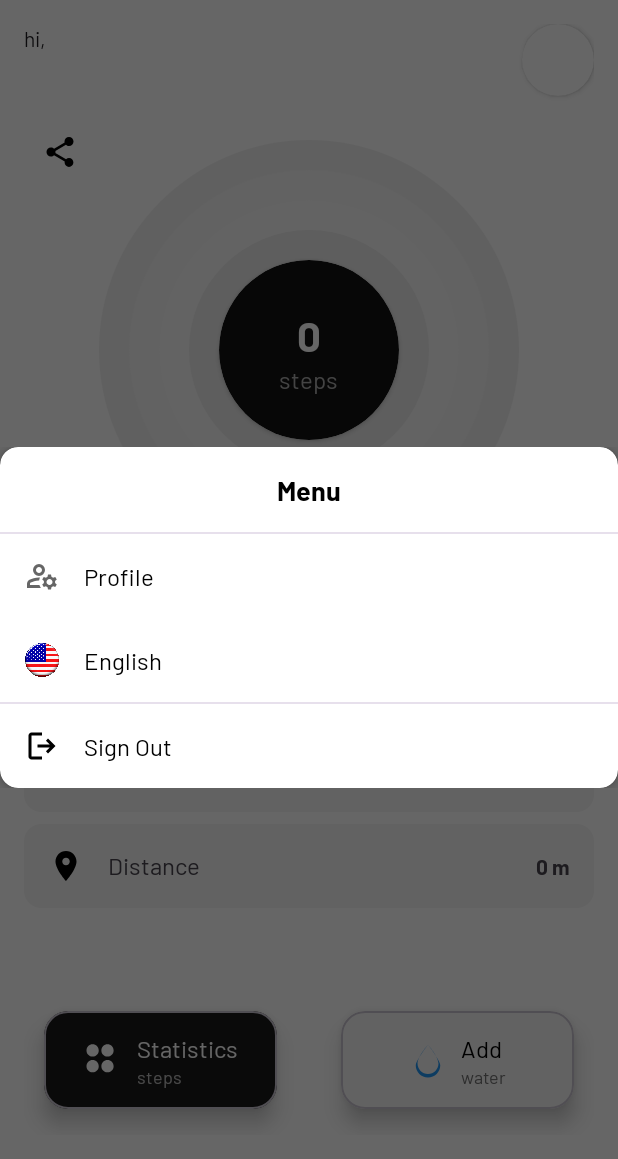
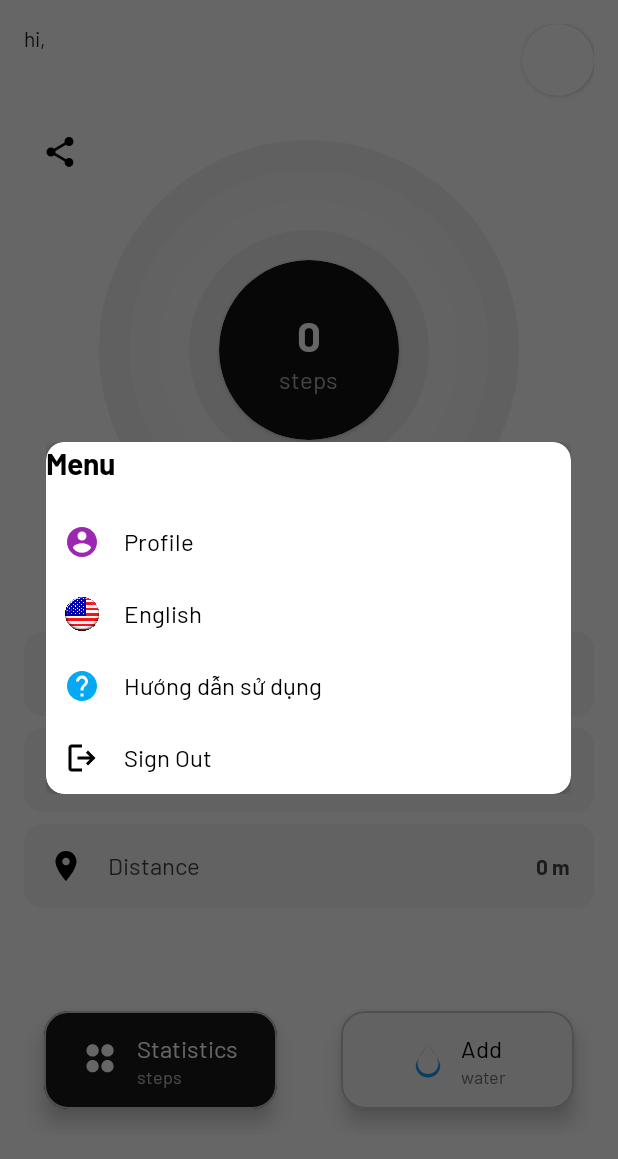
Before and after one commit to duyviet2101/health-tracker, an Android app: the screen it shows after launch once a user with an empty profile is signed in (MainActivity), after a tap on an icon or button, on a phone screen of 412 x 824 dp. Shown: the top 1159 px of the screen. Run offline under Robolectric (Android 15) with nearby library versions, the phone set to English and light mode, and no system bars; our stand-ins replace Firebase (no records; nobody signed in at launch, a user with empty details on screens opened directly); libraries missing offline, so code that uses them is left out: com.firebase.ui.

Commit message:
Viết guildline trong phần avt profile

```diff
--- a/app/src/main/AndroidManifest.xml
+++ b/app/src/main/AndroidManifest.xml
@@ -58,6 +58,9 @@
         <activity
             android:name=".activities.DetailsStatisticsActivity"
             android:exported="true"/>
+        <activity
+            android:name=".activities.AppGuideActivity"
+            android:exported="false" />
         <activity
             android:name=".activities.FirebaseUIActivity"
             android:exported="false"
--- a/app/src/main/java/com/example/healthtracker/fragments/MenuAccountFragment.java
+++ b/app/src/main/java/com/example/healthtracker/fragments/MenuAccountFragment.java
@@ -17,6 +17,7 @@ import androidx.fragment.app.DialogFragment;
 import com.example.healthtracker.R;
 import com.example.healthtracker.activities.MainActivity;
 import com.example.healthtracker.activities.ProfileActivity;
+import com.example.healthtracker.activities.AppGuideActivity;
 import com.example.healthtracker.utils.LanguageUtils;
 
 public class MenuAccountFragment extends DialogFragment {
@@ -75,6 +76,14 @@ public class MenuAccountFragment extends DialogFragment {
         updateLanguageUI(view);
         languageOption.setOnClickListener(v -> {
             showLanguageSelectionDialog();
+        });
+
+        // App Guide option click listener
+        LinearLayout appGuideOption = view.findViewById(R.id.appGuideOption);
+        appGuideOption.setOnClickListener(v -> {
+            Intent intent = new Intent(getActivity(), AppGuideActivity.class);
+            startActivity(intent);
+            dismiss(); // Close the dialog
         });
 
         return view;
--- /dev/null
+++ b/app/src/main/res/drawable/ic_help.xml
@@ -0,0 +1,11 @@
+<?xml version="1.0" encoding="utf-8"?>
+<vector xmlns:android="http://schemas.android.com/apk/res/android"
+    android:width="24dp"
+    android:height="24dp"
+    android:viewportWidth="24"
+    android:viewportHeight="24"
+    android:tint="#03A9F4">
+  <path
+      android:fillColor="@android:color/white"
+      android:pathData="M12,2C6.48,2 2,6.48 2,12s4.48,10 10,10 10,-4.48 10,-10S17.52,2 12,2zM13,19h-2v-2h2v2zM15.07,11.25l-0.9,0.92C13.45,12.9 13,13.5 13,15h-2v-0.5c0,-1.1 0.45,-2.1 1.17,-2.83l1.24,-1.26c0.37,-0.36 0.59,-0.86 0.59,-1.41 0,-1.1 -0.9,-2 -2,-2s-2,0.9 -2,2L8,9c0,-2.21 1.79,-4 4,-4s4,1.79 4,4c0,0.88 -0.36,1.68 -0.93,2.25z"/>
+</vector>
--- /dev/null
+++ b/app/src/main/res/drawable/ic_profile.xml
@@ -0,0 +1,11 @@
+<?xml version="1.0" encoding="utf-8"?>
+<vector xmlns:android="http://schemas.android.com/apk/res/android"
+    android:width="24dp"
+    android:height="24dp"
+    android:viewportWidth="24"
+    android:viewportHeight="24"
+    android:tint="#9C27B0">
+  <path
+      android:fillColor="@android:color/white"
+      android:pathData="M12,2C6.48,2 2,6.48 2,12s4.48,10 10,10 10,-4.48 10,-10S17.52,2 12,2zM12,5c1.66,0 3,1.34 3,3s-1.34,3 -3,3 -3,-1.34 -3,-3 1.34,-3 3,-3zM12,19.2c-2.5,0 -4.71,-1.28 -6,-3.22 0.03,-1.99 4,-3.08 6,-3.08 1.99,0 5.97,1.09 6,3.08 -1.29,1.94 -3.5,3.22 -6,3.22z"/>
+</vector>
--- a/app/src/main/res/layout/fragment_menu_account.xml
+++ b/app/src/main/res/layout/fragment_menu_account.xml
@@ -20,103 +20,118 @@
             android:orientation="vertical">
 
             <TextView
-                android:layout_width="match_parent"
+                android:layout_width="wrap_content"
                 android:layout_height="wrap_content"
-                android:gravity="center"
-                android:padding="16dp"
                 android:text="@string/textMenuTitle"
-                android:textColor="?attr/colorOnSurface"
-                android:textSize="18sp"
-                android:textStyle="bold" />
+                android:textColor="@color/black"
+                android:textSize="20sp"
+                android:textStyle="bold"
+                android:layout_marginBottom="16dp"/>
 
-            <View
-                android:layout_width="match_parent"
-                android:layout_height="1dp"
-                android:background="?attr/colorSurfaceVariant" />
-
+            <!-- Profile Option -->
             <LinearLayout
                 android:id="@+id/profileOption"
                 android:layout_width="match_parent"
                 android:layout_height="wrap_content"
-                android:background="?attr/selectableItemBackground"
+                android:orientation="horizontal"
+                android:padding="12dp"
                 android:clickable="true"
                 android:focusable="true"
-                android:orientation="horizontal"
-                android:padding="16dp">
+                android:background="?attr/selectableItemBackground">
 
                 <ImageView
                     android:layout_width="24dp"
                     android:layout_height="24dp"
-                    android:contentDescription="@string/profile_icon_desc"
-                    android:src="@drawable/manage_accounts_24px" />
+                    android:src="@drawable/ic_profile"
+                    android:contentDescription="@string/profile_icon_desc" />
 
                 <TextView
-                    android:layout_width="match_parent"
+                    android:layout_width="wrap_content"
                     android:layout_height="wrap_content"
-                    android:layout_gravity="center_vertical"
-                    android:layout_marginStart="16dp"
                     android:text="@string/profile"
-                    android:textColor="?attr/colorOnSurface"
-                    android:textSize="16sp" />
+                    android:textColor="@color/black"
+                    android:textSize="16sp"
+                    android:layout_marginStart="16dp"/>
             </LinearLayout>
 
+            <!-- Language Option -->
             <LinearLayout
                 android:id="@+id/languageOption"
                 android:layout_width="match_parent"
                 android:layout_height="wrap_content"
-                android:background="?attr/selectableItemBackground"
+                android:orientation="horizontal"
+                android:padding="12dp"
                 android:clickable="true"
                 android:focusable="true"
-                android:orientation="horizontal"
-                android:padding="16dp">
+                android:background="?attr/selectableItemBackground">
 
                 <ImageView
                     android:id="@+id/languageIcon"
                     android:layout_width="24dp"
                     android:layout_height="24dp"
-                    android:contentDescription="@string/language_icon_desc"
-                    android:src="@drawable/vietnam" />
+                    android:src="@drawable/usa"
+                    android:contentDescription="@string/language_icon_desc" />
 
                 <TextView
                     android:id="@+id/languageText"
-                    android:layout_width="match_parent"
+                    android:layout_width="wrap_content"
                     android:layout_height="wrap_content"
-                    android:layout_gravity="center_vertical"
-                    android:layout_marginStart="16dp"
-                    android:text="@string/language_vietnamese"
-                    android:textColor="?attr/colorOnSurface"
-                    android:textSize="16sp" />
+                    android:text="@string/language_english"
+                    android:textColor="@color/black"
+                    android:textSize="16sp"
+                    android:layout_marginStart="16dp"/>
             </LinearLayout>
 
-            <View
+            <!-- App Guide Option -->
+            <LinearLayout
+                android:id="@+id/appGuideOption"
                 android:layout_width="match_parent"
-                android:layout_height="1dp"
-                android:background="?attr/colorSurfaceVariant" />
+                android:layout_height="wrap_content"
+                android:orientation="horizontal"
+                android:padding="12dp"
+                android:clickable="true"
+                android:focusable="true"
+                android:background="?attr/selectableItemBackground">
 
+                <ImageView
+                    android:layout_width="24dp"
+                    android:layout_height="24dp"
+                    android:src="@drawable/ic_help"
+                    android:contentDescription="@string/app_guide_icon_desc" />
+
+                <TextView
+                    android:layout_width="wrap_content"
+                    android:layout_height="wrap_content"
+                    android:text="@string/app_guide_title"
+                    android:textColor="@color/black"
+                    android:textSize="16sp"
+                    android:layout_marginStart="16dp"/>
+            </LinearLayout>
+
+            <!-- Sign Out Option -->
             <LinearLayout
                 android:id="@+id/signOutOption"
                 android:layout_width="match_parent"
                 android:layout_height="wrap_content"
-                android:background="?attr/selectableItemBackground"
+                android:orientation="horizontal"
+                android:padding="12dp"
                 android:clickable="true"
                 android:focusable="true"
-                android:orientation="horizontal"
-                android:padding="16dp">
+                android:background="?attr/selectableItemBackground">
 
                 <ImageView
                     android:layout_width="24dp"
                     android:layout_height="24dp"
-                    android:contentDescription="@string/sign_out_icon_desc"
-                    android:src="@drawable/logout_24px" />
+                    android:src="@drawable/logout_24px"
+                    android:contentDescription="@string/sign_out_icon_desc" />
 
                 <TextView
-                    android:layout_width="match_parent"
+                    android:layout_width="wrap_content"
                     android:layout_height="wrap_content"
-                    android:layout_gravity="center_vertical"
-                    android:layout_marginStart="16dp"
                     android:text="@string/sign_out"
-                    android:textColor="?attr/colorOnSurface"
-                    android:textSize="16sp" />
+                    android:textColor="@color/black"
+                    android:textSize="16sp"
+                    android:layout_marginStart="16dp"/>
             </LinearLayout>
         </LinearLayout>
     </androidx.cardview.widget.CardView>
```
Also changed, not shown: app/src/main/java/com/example/healthtracker/activities/AppGuideActivity.java (added, +78 -0 lines), app/src/main/java/com/example/healthtracker/adapters/GuideAdapter.java (added, +58 -0 lines), app/src/main/java/com/example/healthtracker/models/GuideItem.java (added, +25 -0 lines), app/src/main/res/drawable/ic_stats.xml (added, +11 -0 lines), app/src/main/res/drawable/ic_steps.xml (added, +11 -0 lines), app/src/main/res/layout/activity_app_guide.xml (added, +57 -0 lines), app/src/main/res/layout/item_guide.xml (added, +50 -0 lines), app/src/main/res/values/strings.xml (+14 -0 lines), 1 other file.
